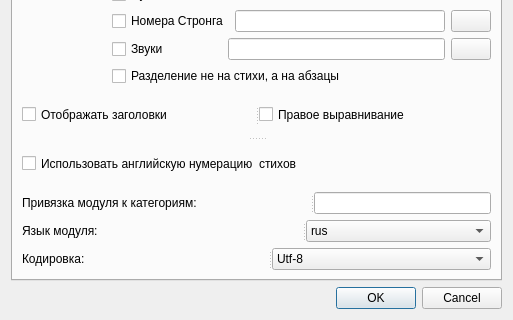
Before: the Qt Designer form src/dialogs/projectproperty/projectproperty.ui in axsapronov/bQella, drawn with Qt 5; both pictures show x 0 to 513 and y 140 to 460 of the 513 by 460 pixel window.
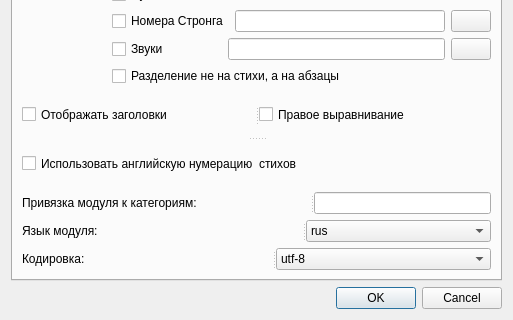
After: the same form once the commit is applied. The open tabs and pages were chosen to show the change.

```diff
--- a/src/dialogs/projectproperty/projectproperty.ui
+++ b/src/dialogs/projectproperty/projectproperty.ui
@@ -314,7 +314,7 @@
            <widget class="QComboBox" name="comBEncoding">
             <item>
              <property name="text">
-              <string>Utf-8</string>
+              <string>utf-8</string>
              </property>
             </item>
            </widget>
```
Left out of the diff: 2 changed lines with no effect on the pictures.
